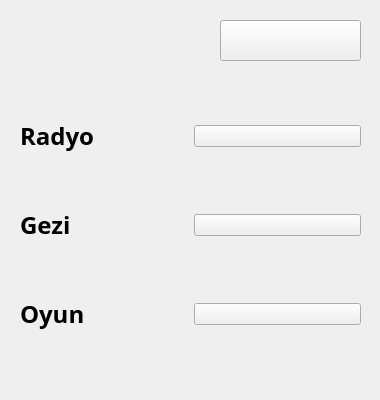
Before: the Qt Designer form ui/entertainment.ui in ahmetfaslantas/MaM-Sense, drawn with Qt 5.
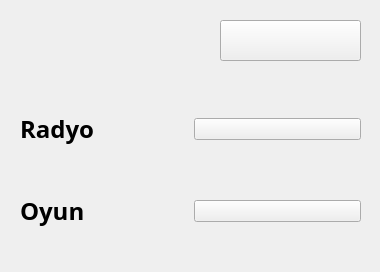
After: the same form once the commit is applied. Icons and pictures are not drawn.

Commit message: user interface changed

```diff
--- a/ui/entertainment.ui
+++ b/ui/entertainment.ui
@@ -7,7 +7,7 @@
     <x>0</x>
     <y>0</y>
     <width>380</width>
-    <height>400</height>
+    <height>272</height>
    </rect>
   </property>
   <property name="windowTitle">
@@ -82,28 +82,11 @@
       <x>20</x>
       <y>70</y>
       <width>341</width>
-      <height>311</height>
+      <height>201</height>
      </rect>
     </property>
     <layout class="QGridLayout" name="gridLayout">
      <item row="1" column="1">
-      <widget class="QPushButton" name="travelButton">
-       <property name="text">
-        <string/>
-       </property>
-       <property name="icon">
-        <iconset>
-         <normaloff>icons/go.png</normaloff>icons/go.png</iconset>
-       </property>
-       <property name="iconSize">
-        <size>
-         <width>32</width>
-         <height>32</height>
-        </size>
-       </property>
-      </widget>
-     </item>
-     <item row="2" column="1">
       <widget class="QPushButton" name="gamesButton">
        <property name="text">
         <string/>
@@ -153,21 +136,6 @@
       </widget>
      </item>
      <item row="1" column="0">
-      <widget class="QLabel" name="label_3">
-       <property name="font">
-        <font>
-         <family>Century Gothic</family>
-         <pointsize>18</pointsize>
-         <weight>75</weight>
-         <bold>true</bold>
-        </font>
-       </property>
-       <property name="text">
-        <string>Gezi</string>
-       </property>
-      </widget>
-     </item>
-     <item row="2" column="0">
       <widget class="QLabel" name="label_4">
        <property name="font">
         <font>
```
Left out of the diff: 30 changed lines with no effect on the pictures. The commit also changes 4 other files.
